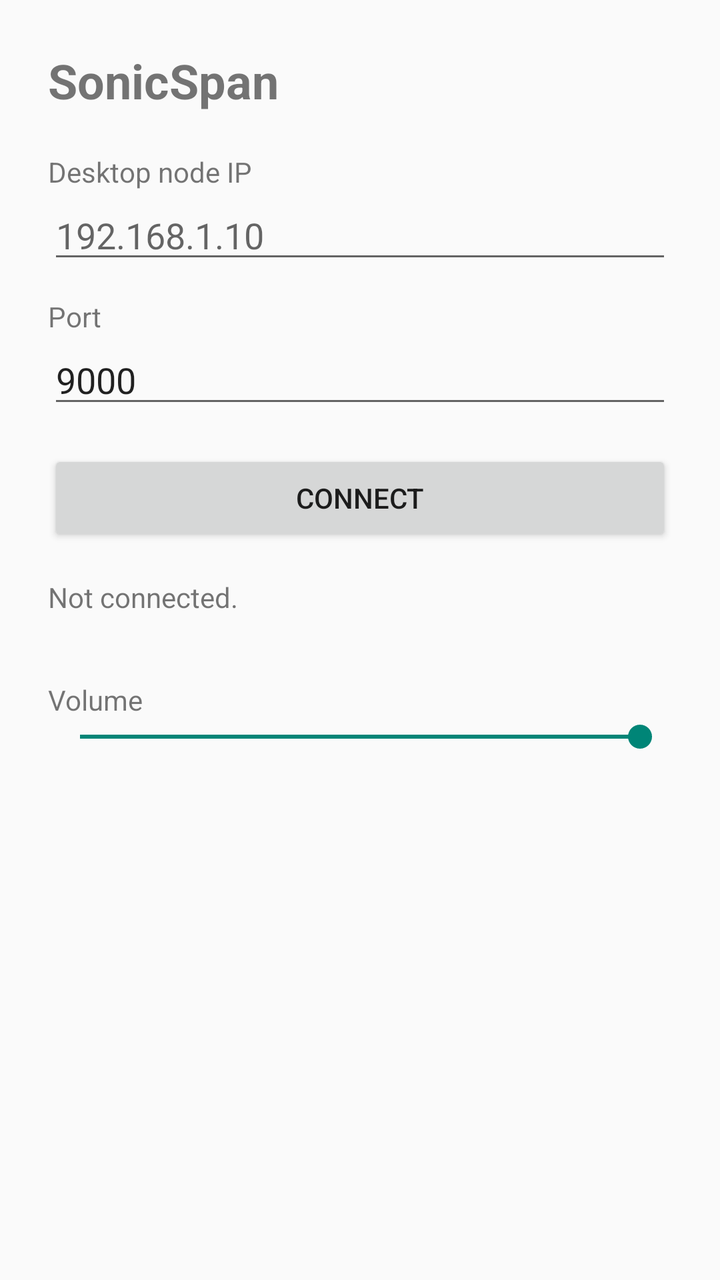
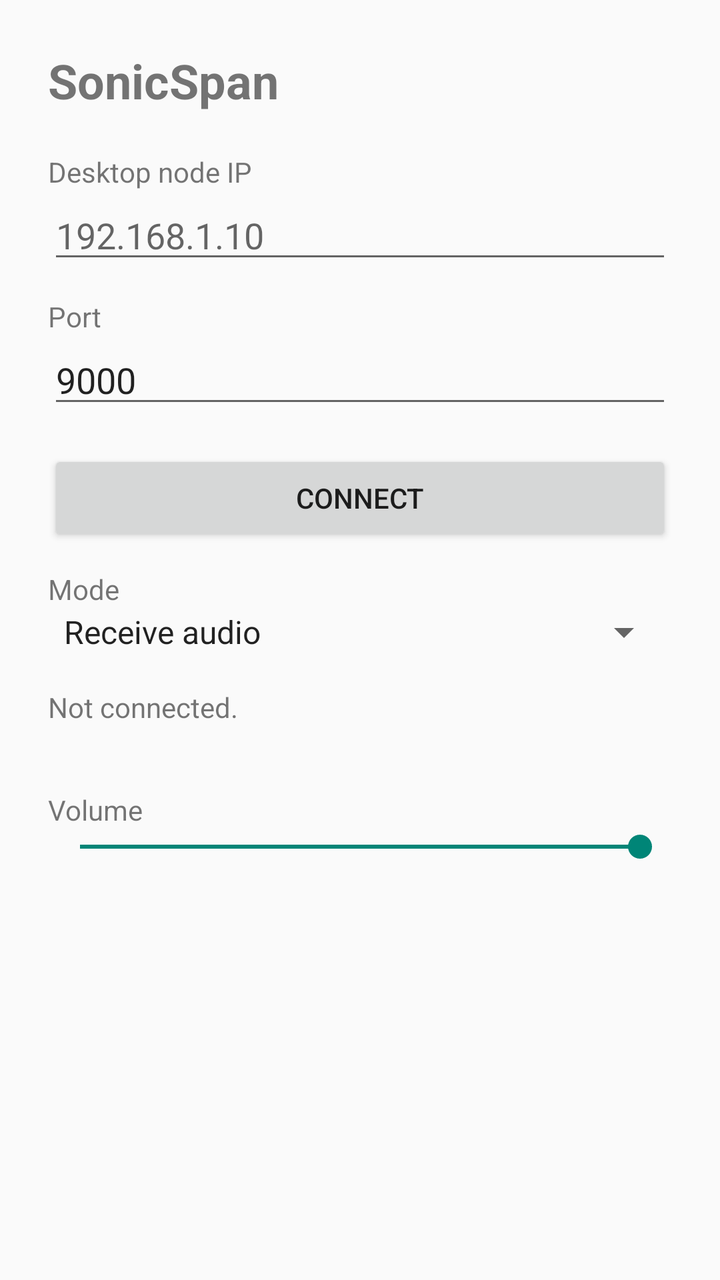

Screens rendered from an Android XML layout before and after an edit, with the pre-edit source and the edit as a unified diff.
<!-- AndroidManifest.xml: application theme Theme.AppCompat.DayNight.DarkActionBar -->
<!-- res/layout/activity_main.xml -->
<?xml version="1.0" encoding="utf-8"?>
<LinearLayout xmlns:android="http://schemas.android.com/apk/res/android"
    android:layout_width="match_parent"
    android:layout_height="match_parent"
    android:orientation="vertical"
    android:padding="24dp">

    <TextView
        android:layout_width="wrap_content"
        android:layout_height="wrap_content"
        android:text="SonicSpan"
        android:textSize="24sp"
        android:textStyle="bold" />

    <TextView
        android:layout_width="wrap_content"
        android:layout_height="wrap_content"
        android:layout_marginTop="20dp"
        android:text="Desktop node IP" />

    <EditText
        android:id="@+id/host"
        android:layout_width="match_parent"
        android:layout_height="wrap_content"
        android:hint="192.168.1.10"
        android:inputType="text"
        android:importantForAutofill="no" />

    <TextView
        android:layout_width="wrap_content"
        android:layout_height="wrap_content"
        android:layout_marginTop="12dp"
        android:text="Port" />

    <EditText
        android:id="@+id/port"
        android:layout_width="match_parent"
        android:layout_height="wrap_content"
        android:inputType="number"
        android:text="9000"
        android:importantForAutofill="no" />

    <Button
        android:id="@+id/connect"
        android:layout_width="match_parent"
        android:layout_height="wrap_content"
        android:layout_marginTop="16dp"
        android:text="Connect" />

    <TextView
        android:id="@+id/status"
        android:layout_width="match_parent"
        android:layout_height="wrap_content"
        android:layout_marginTop="16dp"
        android:text="Not connected." />

    <TextView
        android:id="@+id/stats"
        android:layout_width="match_parent"
        android:layout_height="wrap_content"
        android:textSize="12sp" />

    <TextView
        android:layout_width="wrap_content"
        android:layout_height="wrap_content"
        android:layout_marginTop="16dp"
        android:text="Volume" />

    <SeekBar
        android:id="@+id/volume"
        android:layout_width="match_parent"
        android:layout_height="wrap_content"
        android:max="100"
        android:progress="100" />

</LinearLayout>
<!-- resources referenced by this layout -->
<resources>

</resources>

<!-- the commit's change to res/layout/activity_main.xml (unified diff, before → after) -->
@@ -48,6 +48,18 @@
         android:text="Connect" />
 
     <TextView
+        android:layout_width="wrap_content"
+        android:layout_height="wrap_content"
+        android:layout_marginTop="12dp"
+        android:text="Mode" />
+
+    <Spinner
+        android:id="@+id/mode"
+        android:layout_width="match_parent"
+        android:layout_height="wrap_content"
+        android:entries="@array/modes" />
+
+    <TextView
         android:id="@+id/status"
         android:layout_width="match_parent"
         android:layout_height="wrap_content"
<!-- resource entries referenced after the edit -->
@@ -1,5 +1,8 @@
 <!-- resources referenced by this layout -->
 <resources>
-
+  <string-array name="modes">
+          <item>Receive audio</item>
+          <item>Transmit microphone</item>
+      </string-array>
 </resources>
 
